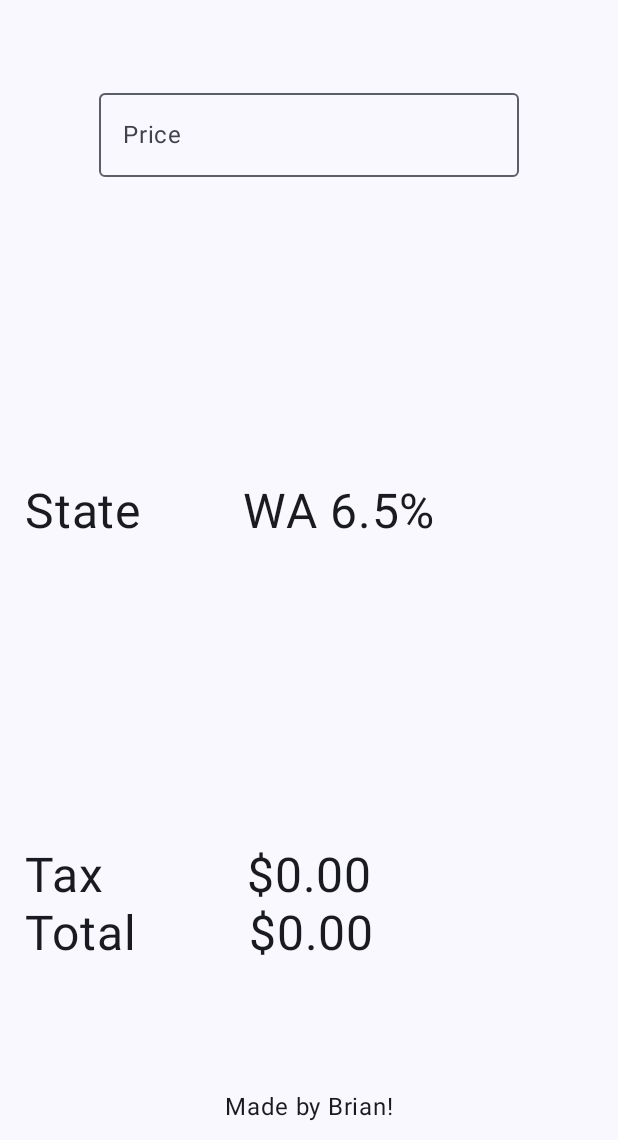
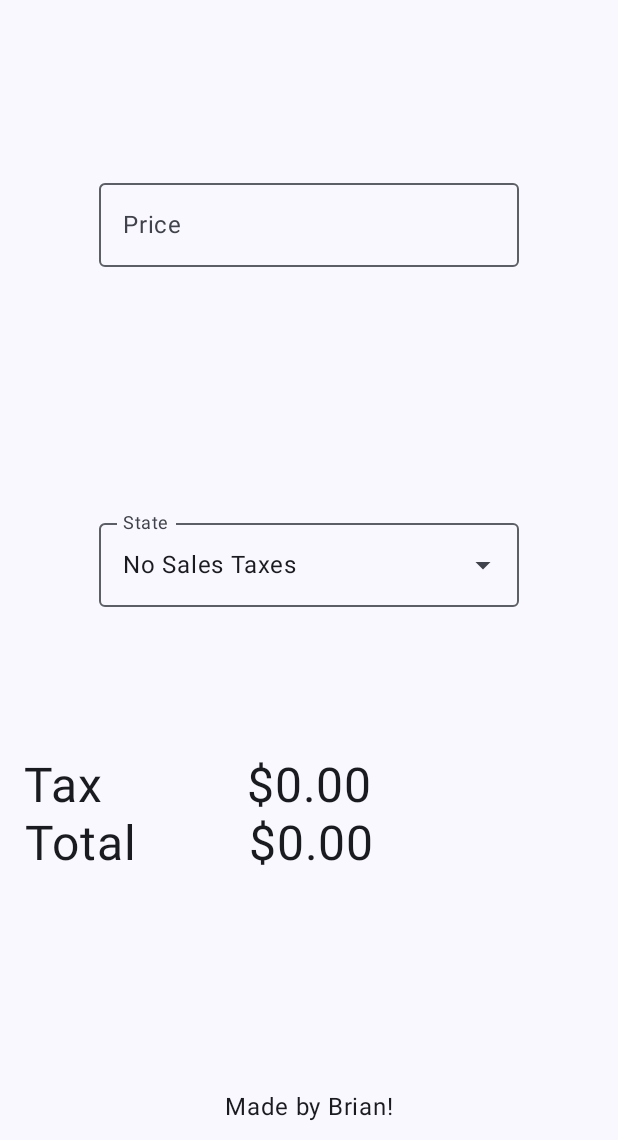
Before and after one commit to mylifeisoofed/Sales-Tax-Calculator, an Android app built with Jetpack Compose: the screen it shows after launch (MainActivity), on a phone screen of 412 x 824 dp, the part 96-1236 px from its top. Run offline under Robolectric (Android 15) with nearby library versions, the phone set to English and light mode, and no system bars.

Commit message:
Added a dropdown menu for State selection.

```diff
--- a/app/src/main/java/com/example/salestaxcalculator/MainActivity.kt
+++ b/app/src/main/java/com/example/salestaxcalculator/MainActivity.kt
@@ -16,7 +16,10 @@ import androidx.compose.foundation.layout.padding
 import androidx.compose.foundation.layout.width
 import androidx.compose.foundation.text.KeyboardActions
 import androidx.compose.foundation.text.KeyboardOptions
+import androidx.compose.material3.DropdownMenuItem
 import androidx.compose.material3.ExperimentalMaterial3Api
+import androidx.compose.material3.ExposedDropdownMenuBox
+import androidx.compose.material3.ExposedDropdownMenuDefaults
 import androidx.compose.material3.MaterialTheme
 import androidx.compose.material3.OutlinedTextField
 import androidx.compose.material3.Scaffold
@@ -29,6 +32,7 @@ import androidx.compose.runtime.Composable
 import androidx.compose.runtime.getValue
 import androidx.compose.runtime.mutableStateOf
 import androidx.compose.runtime.remember
+import androidx.compose.runtime.saveable.rememberSaveable
 import androidx.compose.runtime.setValue
 import androidx.compose.ui.Alignment
 import androidx.compose.ui.Modifier
@@ -61,6 +65,15 @@ class MainActivity : ComponentActivity() {
         }
     }
 }
+
+//@Preview(showBackground = true)
+@Composable
+fun SalesTaxPreview() {
+    SalesTaxCalculatorTheme {
+        Price()
+    }
+}
+
 
 @Composable
 fun Credits() {
@@ -97,7 +110,7 @@ fun SmallTopAppBar() {
 fun Price(modifier: Modifier = Modifier) { // Text Input for Price
     Column(
         modifier = Modifier.padding(16.dp),
-        verticalArrangement = Arrangement.SpaceAround,
+        verticalArrangement = Arrangement.SpaceEvenly,
         horizontalAlignment = Alignment.CenterHorizontally,
 
         ) {
@@ -112,53 +125,106 @@ fun Price(modifier: Modifier = Modifier) { // Text Input for Price
             },
             keyboardOptions = KeyboardOptions(keyboardType = KeyboardType.Number)
         )
-        StateOption()
-        Total(text)
+        StateOption(text)
+        //Total(text)
     }
 }
 
 
-//@Preview(showBackground = true)
+
+@OptIn(ExperimentalMaterial3Api::class)
+@Preview(showBackground = true)
 @Composable
-fun SalesTaxPreview() {
-    SalesTaxCalculatorTheme {
-        Price()
-    }
-}
-
-//@Preview(showBackground = true)
-@Composable
-fun StateOption() { // State Option
+fun StateOption(text: String = "0.00"){ // State Option
     Surface(
         modifier = Modifier.fillMaxWidth(),
         color = MaterialTheme.colorScheme.background
     ) {
-        Row(
+        Column(
             modifier = Modifier,
-            horizontalArrangement = Arrangement.Start
+            verticalArrangement = Arrangement.SpaceEvenly,
+            horizontalAlignment = Alignment.CenterHorizontally
         ) {
+            /*
             Text(
                 "State",
                 textAlign = TextAlign.Center,
                 fontSize = 32.sp,
-            )
-            Spacer(modifier = Modifier.width(68.dp))
+            )*/
+            //Spacer(modifier = Modifier.width(68.dp))
+            /*
             Text(
                 "WA 6.5%",
                 textAlign = TextAlign.Center,
                 fontSize = 32.sp,
             )
+            */
+            /*
+
+            OutlinedTextField(value = state,
+                onValueChange = {state = it},
+                label = { Text("State")},
+                modifier = Modifier,
+                )
+                */
+
+             // This is the new dropdown menu State selection Field.
+            val taxRates = mapOf(
+                "No Sales Taxes" to "0.0",
+                "Washington 6.5%" to "6.5",
+                "Arizona 5.6%" to "5.6",
+                "California 6%" to "6.0",
+                "Arkansas 6.5%" to "6.5",
+                )
+
+            val stateOptions = taxRates.keys.toList()
+            var expanded by remember { mutableStateOf(false)}
+            var selectedStateOption by remember { mutableStateOf(stateOptions[0]) }
+            var selectedTaxRates by remember { mutableStateOf(taxRates[selectedStateOption])}
+            ExposedDropdownMenuBox(expanded = expanded,
+                onExpandedChange = { expanded = it},
+
+            ) {
+                OutlinedTextField(
+                    readOnly = true,
+                    value = selectedStateOption,
+                    onValueChange = {},
+                    label = {Text("State")},
+                    trailingIcon = {
+                        ExposedDropdownMenuDefaults.TrailingIcon(expanded = expanded)
+                    },
+                    modifier = Modifier.menuAnchor(),
+                    keyboardOptions = KeyboardOptions(imeAction = ImeAction.Done)
+                )
+
+                ExposedDropdownMenu(expanded = expanded,
+                    onDismissRequest = { expanded = false }
+                ) {
+                    stateOptions.forEach { selectionOption ->
+                        DropdownMenuItem(
+                            text = { Text(text = selectionOption) },
+                            onClick = {
+                                selectedStateOption = selectionOption
+                                selectedTaxRates = taxRates[selectionOption] ?: "0.0"
+                                expanded = false
+                            },
+                        )
+                    }
+                }
+            }
+            Spacer(modifier = Modifier.height(100.dp))
+            Total(text, selectedTaxRates.toString())
         }
     }
 }
 
 
-@Preview(showBackground = true)
+//@Preview(showBackground = false)
 @Composable
-fun Total(text: String = "0.00") { // Sales Tax Calculation
+fun Total(text: String = "0.00", tax: String = "0.0") { // Sales Tax Calculation
     val input = text
     var total = 0.00
-    var tax = 0.00
+    var tax = tax.toDouble()
     Surface (
         modifier = Modifier.fillMaxWidth()
     ){
@@ -168,7 +234,7 @@ fun Total(text: String = "0.00") { // Sales Tax Calculation
         }
         else
         {
-            tax = (input.toDouble() * (6.5 / 100))
+            tax = (input.toDouble() * (tax / 100))
             total = input.toDouble() + tax
         }
 
@@ -178,7 +244,7 @@ fun Total(text: String = "0.00") { // Sales Tax Calculation
                 horizontalArrangement = Arrangement.Start
             ) {
                 Text("Tax",
-                    textAlign = TextAlign.Center,
+                    textAlign = TextAlign.Start,
                     fontSize = 32.sp,
                 )
 
@@ -186,7 +252,7 @@ fun Total(text: String = "0.00") { // Sales Tax Calculation
 
 
                 Text(text = "$%.2f".format(tax),
-                    textAlign = TextAlign.Center,
+                    textAlign = TextAlign.Start,
                     fontSize = 32.sp,
                 )
             }
@@ -213,9 +279,9 @@ fun Total(text: String = "0.00") { // Sales Tax Calculation
 fun isDecimal(text: String): Boolean { // have to create my own decimal check via exception handling.
     try{
         text.toDouble()
-        return true
     }
     catch(e: NumberFormatException){
         return false
     }
+    return true
 }
```
